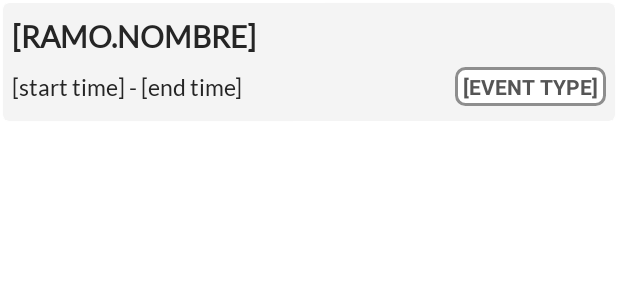
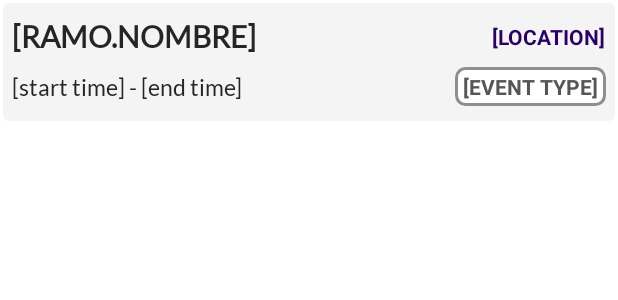
Before and after one commit to ifgarces/TomaRamosUandes_android, an Android app: the layout agenda_portrait_block.xml on its own in the app's theme, with its tools: preview values and no code run, on a phone screen of 412 x 824 dp. Shown: the top 300 px of the screen. Run offline under Robolectric (Android 15) with nearby library versions, the phone set to English and light mode, and no system bars.

Commit message:
Added location on `AgendaPortraitFragment`, and fixes on `RamoEvent` description (added location)
Small fixes and optimizations as well.

```diff
--- a/TomaRamosUandes/app/src/main/res/layout/agenda_portrait_block.xml
+++ b/TomaRamosUandes/app/src/main/res/layout/agenda_portrait_block.xml
@@ -2,6 +2,7 @@
 <com.google.android.material.card.MaterialCardView
     xmlns:android="http://schemas.android.com/apk/res/android"
     xmlns:app="http://schemas.android.com/apk/res-auto"
+    xmlns:tools="http://schemas.android.com/tools"
     android:layout_width="match_parent"
     android:layout_height="wrap_content"
     android:layout_margin="2dp"
@@ -16,11 +17,11 @@
         <TextView
             android:id="@+id/agendaPblock_ramo"
             style="@style/agendaPortrait_ramoName"
+            android:layout_width="0dp"
+
+            android:layout_height="wrap_content"
             android:text="[Ramo.nombre]"
-
-            android:layout_width="match_parent"
-            android:layout_height="wrap_content"
-            app:layout_constraintEnd_toEndOf="parent"
+            app:layout_constraintEnd_toStartOf="@+id/agendaPblock_location"
             app:layout_constraintStart_toStartOf="parent"
             app:layout_constraintTop_toTopOf="parent" />
 
@@ -71,5 +72,18 @@
             android:textStyle="bold"
             app:layout_constraintEnd_toEndOf="parent"
             app:layout_constraintTop_toBottomOf="@+id/agendaPblock_ramo" />
+
+        <TextView
+            android:id="@+id/agendaPblock_location"
+            android:layout_width="wrap_content"
+            android:layout_height="wrap_content"
+            android:text="[location]"
+            android:textColor="@color/prettyPurple"
+            android:textStyle="bold"
+            android:textAllCaps="true"
+            android:textSize="14sp"
+            app:layout_constraintBottom_toBottomOf="@+id/agendaPblock_ramo"
+            app:layout_constraintEnd_toEndOf="parent"
+            app:layout_constraintTop_toTopOf="@+id/agendaPblock_ramo" />
     </androidx.constraintlayout.widget.ConstraintLayout>
 </com.google.android.material.card.MaterialCardView>
--- a/TomaRamosUandes/app/src/main/res/layout/ramoevent_item.xml
+++ b/TomaRamosUandes/app/src/main/res/layout/ramoevent_item.xml
@@ -99,7 +99,7 @@
             android:text="Sala: [location]"
             android:textAlignment="center"
             android:textAllCaps="false"
-            android:textColor="#2A0065"
+            android:textColor="@color/prettyPurple"
 
             android:textSize="12sp"
             app:layout_constraintEnd_toEndOf="parent"
--- a/TomaRamosUandes/app/src/main/res/values/colors.xml
+++ b/TomaRamosUandes/app/src/main/res/values/colors.xml
@@ -18,6 +18,7 @@
     <color name="gray">#555555</color>
     <color name="almostBlack">#252525</color>
     <color name="almostWhite">#F4F4F4</color>
+    <color name="prettyPurple">#2A0065</color>
 
     <!-- Text color of `Ramo.planEstudios` -->
     <color name="PE2016">#004924</color>
--- a/TomaRamosUandes/app/src/main/res/values/styles.xml
+++ b/TomaRamosUandes/app/src/main/res/values/styles.xml
@@ -130,7 +130,7 @@
     <style name="ramoEvent_dateOrDay" parent="standardTextView">
         <item name="android:textAlignment">center</item>
         <item name="android:padding">2dp</item>
-        <item name="android:background">#2A0065</item>
+        <item name="android:background">@color/prettyPurple</item>
         <item name="android:textColor">@android:color/white</item>
     </style>
 
```
Also changed, not shown: TomaRamosUandes/app/src/main/java/com/ifgarces/tomaramosuandes/adapters/AgendaPortraitAdapter.kt (+26 -18 lines), TomaRamosUandes/app/src/main/java/com/ifgarces/tomaramosuandes/models/RamoEvent.kt (+9 -13 lines).
